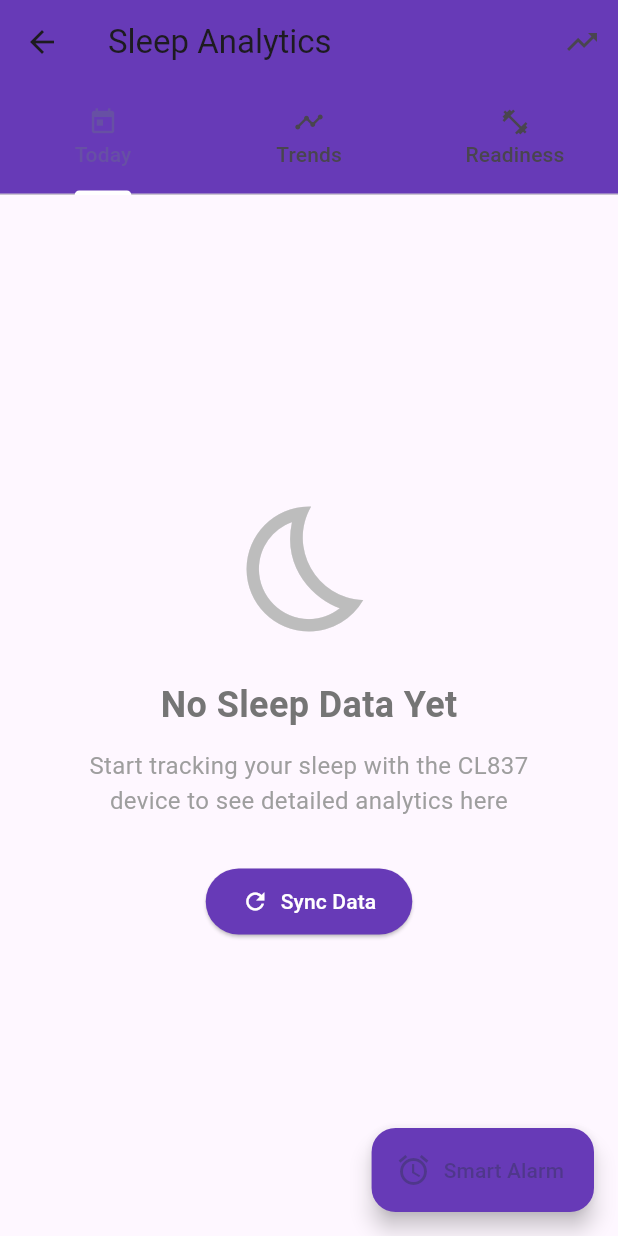
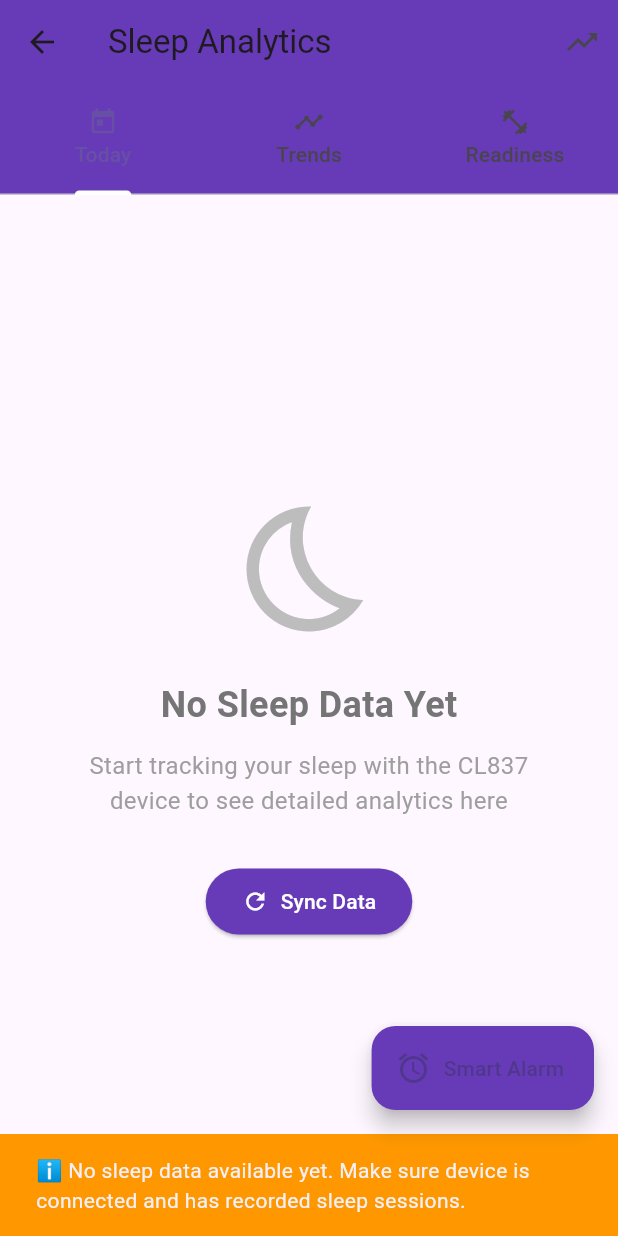
Before and after one commit to paoloartasensi/cl837, a Flutter app: the SleepPremiumScreen screen opened directly with empty values, after a tap on "Sync Data", on a phone screen of 412 x 824 dp. Run offline on Flutter 3.47's test engine with Material 3 defaults, Android fonts, the phone set to English and light mode, and no system bars; our stand-ins replace fl_chart, flutter_blue_plus, flutter_local_notifications, permission_handler, share_plus, shared_preferences; accounts and stored records are empty.

Commit message:
feat: Enhance sleep data loading with device sync and user feedback

```diff
--- a/lib/screens/sleep_premium_screen.dart
+++ b/lib/screens/sleep_premium_screen.dart
@@ -282,9 +282,23 @@ class _SleepPremiumScreenState extends State<SleepPremiumScreen> with SingleTick
     setState(() => _isLoading = true);
 
     try {
-      debugPrint('🔄 Premium Screen: Loading sleep data from storage...');
+      debugPrint('🔄 Premium Screen: Starting sleep data sync...');
 
-      // Load recent sleep scores from history
+      // Step 1: Try to download fresh data from device
+      try {
+        debugPrint('📡 Premium Screen: Requesting sleep data from device...');
+        await widget.chileafService.getHistoryOfSleep();
+
+        // Wait a bit for data to be received and processed
+        await Future.delayed(const Duration(seconds: 2));
+
+        debugPrint('✅ Premium Screen: Sleep data request sent to device');
+      } catch (deviceError) {
+        debugPrint('⚠️ Premium Screen: Could not request from device: $deviceError');
+        // Continue anyway - we'll try to load from storage
+      }
+
+      // Step 2: Load recent sleep scores from storage
       final recentScores = await _historyManager.getRecentScores(7);
       debugPrint('📊 Premium Screen: Loaded ${recentScores.length} recent scores from storage');
 
@@ -305,11 +319,43 @@ class _SleepPremiumScreenState extends State<SleepPremiumScreen> with SingleTick
         _updateReadinessScore();
 
         debugPrint('✅ Premium Screen: Readiness score = ${_readinessScore!.totalScore.toStringAsFixed(1)}');
+
+        // Show success message
+        if (mounted) {
+          ScaffoldMessenger.of(context).showSnackBar(
+            SnackBar(
+              content: Text('✅ Sleep data synced - ${recentScores.length} session(s) available'),
+              backgroundColor: Colors.green,
+              duration: const Duration(seconds: 2),
+            ),
+          );
+        }
       } else {
         debugPrint('⚠️ Premium Screen: No sleep scores found in storage');
+
+        // Show "no data" message
+        if (mounted) {
+          ScaffoldMessenger.of(context).showSnackBar(
+            const SnackBar(
+              content: Text('ℹ️ No sleep data available yet. Make sure device is connected and has recorded sleep sessions.'),
+              backgroundColor: Colors.orange,
+              duration: Duration(seconds: 4),
+            ),
+          );
+        }
       }
     } catch (e) {
       debugPrint('❌ Premium Screen: Error loading sleep data: $e');
+
+      if (mounted) {
+        ScaffoldMessenger.of(context).showSnackBar(
+          SnackBar(
+            content: Text('❌ Error syncing data: $e'),
+            backgroundColor: Colors.red,
+            duration: const Duration(seconds: 3),
+          ),
+        );
+      }
     }
 
     setState(() => _isLoading = false);
```
